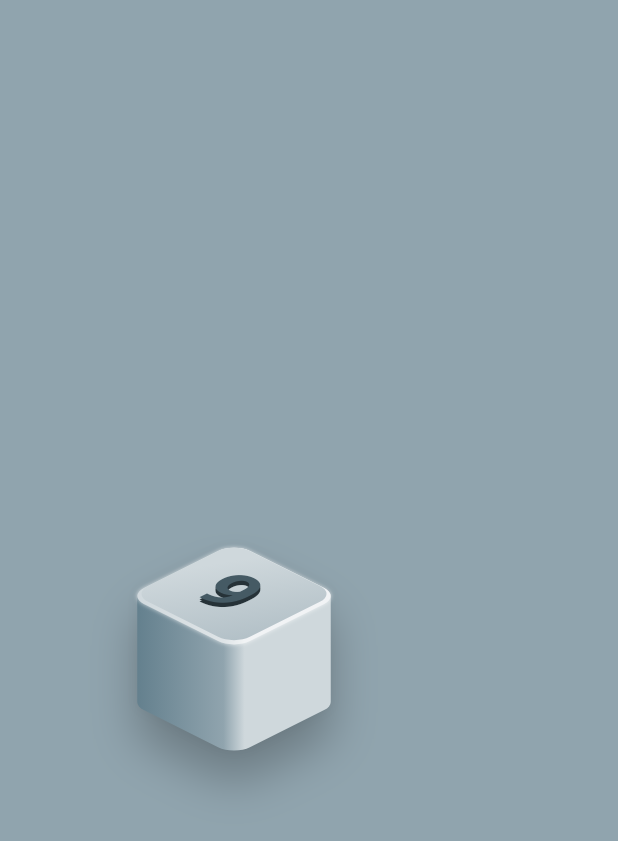
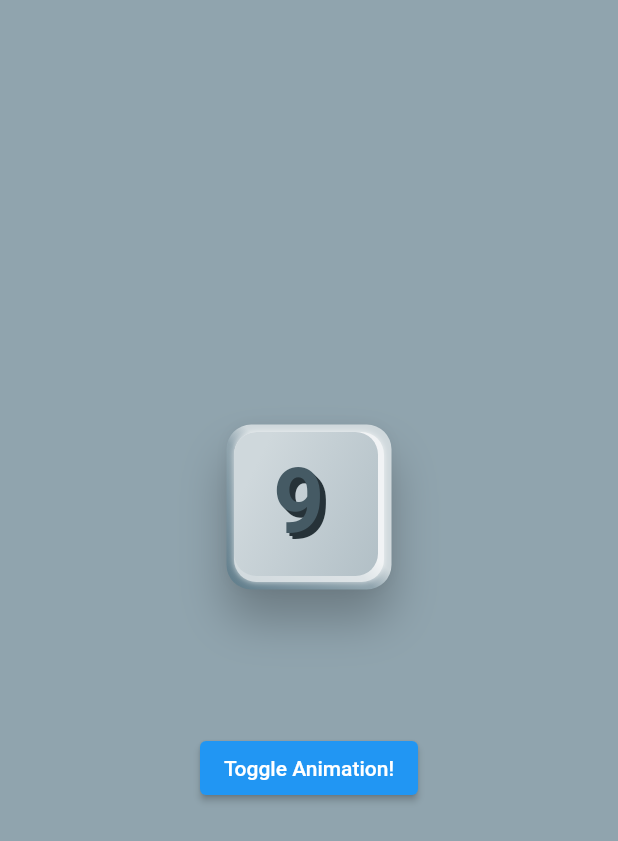
Before and after one commit to Roaa94/flutter_3d_calculator, a Flutter app: the screen it shows after launch, on a phone screen of 412 x 824 dp. Shown: the top 841 px of the screen. Run offline on Flutter 3.47's test engine with Material 2 defaults, Android fonts, the phone set to English and light mode, and no system bars.

Commit message:
chore: adds animations

```diff
--- a/lib/calculator.dart
+++ b/lib/calculator.dart
@@ -1,3 +1,4 @@
+import 'package:calculator_3d/constants.dart';
 import 'package:calculator_3d/key_body_painter.dart';
 import 'package:calculator_3d/key_face_painter.dart';
 import 'package:flutter/material.dart';
@@ -35,16 +36,31 @@ class _CalculatorState extends State<Calculator>
       children: [
         Center(
           child: SizedBox(
-            width: 100,
-            height: 100,
+            width: Constants.keySize.width,
+            height: Constants.keySize.height,
             child: CustomPaint(
               foregroundPainter: KeyFacePainter(
                 '9',
                 animation: _animationController,
+                keySize: Constants.keySize,
               ),
-              painter: KeyBodyPainter(),
+              painter: KeyBodyPainter(
+                animation: _animationController,
+                keySize: Constants.keySize,
+              ),
             ),
           ),
+        ),
+        const SizedBox(height: 100),
+        ElevatedButton(
+          onPressed: () {
+            if (_animationController.isCompleted) {
+              _animationController.reverse();
+            } else {
+              _animationController.forward();
+            }
+          },
+          child: const Text('Toggle Animation!'),
         ),
       ],
     );
--- a/lib/constants.dart
+++ b/lib/constants.dart
@@ -1,3 +1,6 @@
+import 'package:flutter/material.dart';
+
 class Constants {
   static const double keyBorderRadius = 15;
+  static const Size keySize = Size(100, 100);
 }
--- a/lib/key_body_painter.dart
+++ b/lib/key_body_painter.dart
@@ -5,12 +5,46 @@ import 'package:calculator_3d/constants.dart';
 import 'package:flutter/material.dart';
 
 class KeyBodyPainter extends CustomPainter {
+  KeyBodyPainter({
+    required this.keySize,
+    required this.animation,
+  }) : super(repaint: animation) {
+    angleAnimation = Tween<double>(begin: 0, end: 45).animate(
+      CurvedAnimation(parent: animation, curve: Curves.easeInOut),
+    );
+    distanceAnimation = Tween<double>(begin: 0, end: 100).animate(
+      CurvedAnimation(parent: animation, curve: Curves.easeInOut),
+    );
+    const double scaleDifference = 0.05;
+    scaleAnimation = Tween<Offset>(
+      begin: const Offset(1 + scaleDifference * 2, 1 + scaleDifference * 2),
+      end: const Offset(1, 0.5),
+    ).animate(
+      CurvedAnimation(parent: animation, curve: Curves.easeInOut),
+    );
+    translateAnimation = Tween<Offset>(
+      begin: Offset(
+          -keySize.width * scaleDifference, -keySize.width * scaleDifference),
+      end: const Offset(0, 0),
+    ).animate(
+      CurvedAnimation(parent: animation, curve: Curves.easeInOut),
+    );
+  }
+
+  final Size keySize;
+  final Animation<double> animation;
+
+  late Animation<double> angleAnimation;
+  late Animation<Offset> scaleAnimation;
+  late Animation<double> distanceAnimation;
+  late Animation<Offset> translateAnimation;
+
   @override
   void paint(Canvas canvas, Size size) {
     final paint = Paint()
       ..shader = ui.Gradient.linear(
-        Offset(0, size.height),
-        Offset(size.width, 0),
+        Offset(0, keySize.height),
+        Offset(keySize.width, 0),
         [
           Colors.blueGrey.shade500,
           Colors.blueGrey.shade300,
@@ -22,15 +56,15 @@ class KeyBodyPainter extends CustomPainter {
     double borderRadiusOffset =
         (Constants.keyBorderRadius * sqrt(2) - Constants.keyBorderRadius) /
             sqrt(2);
-    double distance = 100;
+    double distance = distanceAnimation.value;
     final path = Path()
       ..addRRect(
         RRect.fromRectAndRadius(
           Rect.fromLTWH(
             0,
             0,
-            size.width,
-            size.height,
+            keySize.width,
+            keySize.height,
           ),
           const Radius.circular(Constants.keyBorderRadius),
         ),
@@ -40,24 +74,25 @@ class KeyBodyPainter extends CustomPainter {
           Rect.fromLTWH(
             distance,
             distance,
-            size.width,
-            size.height,
+            keySize.width,
+            keySize.height,
           ),
           const Radius.circular(Constants.keyBorderRadius),
         ),
       )
-      ..moveTo(size.width - borderRadiusOffset, borderRadiusOffset)
+      ..moveTo(keySize.width - borderRadiusOffset, borderRadiusOffset)
       ..lineTo(
-        size.width + distance - borderRadiusOffset,
+        keySize.width + distance - borderRadiusOffset,
         distance + borderRadiusOffset,
       )
       ..lineTo(
         distance + borderRadiusOffset,
-        size.height + distance - borderRadiusOffset,
+        keySize.height + distance - borderRadiusOffset,
       )
-      ..lineTo(borderRadiusOffset, size.height - borderRadiusOffset);
-    canvas.scale(1, 0.5);
-    canvas.rotate(45 * pi / 180);
+      ..lineTo(borderRadiusOffset, keySize.height - borderRadiusOffset);
+    canvas.translate(translateAnimation.value.dx, translateAnimation.value.dy);
+    canvas.scale(scaleAnimation.value.dx, scaleAnimation.value.dy);
+    canvas.rotate(angleAnimation.value * pi / 180);
     canvas.drawShadow(path, Colors.black, 10, false);
     canvas.drawPath(
       path,
--- a/lib/key_face_painter.dart
+++ b/lib/key_face_painter.dart
@@ -8,17 +8,29 @@ class KeyFacePainter extends CustomPainter {
   KeyFacePainter(
     this.value, {
     required this.animation,
-  }) : super(repaint: animation);
+    required this.keySize,
+  }) : super(repaint: animation) {
+    angleAnimation = Tween<double>(begin: 0, end: 45).animate(
+      CurvedAnimation(parent: animation, curve: Curves.easeInOut),
+    );
+    scaleAnimation = Tween<double>(begin: 1, end: 0.5).animate(
+      CurvedAnimation(parent: animation, curve: Curves.easeInOut),
+    );
+  }
 
   final Animation<double> animation;
   final String value;
+  final Size keySize;
+
+  late Animation<double> angleAnimation;
+  late Animation<double> scaleAnimation;
 
   @override
   void paint(Canvas canvas, Size size) {
     final keyFacePaint = Paint()
       ..shader = ui.Gradient.linear(
-        Offset(0, size.height / 2),
-        Offset(size.width, size.height),
+        Offset(0, keySize.height / 2),
+        Offset(keySize.width, keySize.height),
         [
           Colors.blueGrey.shade100,
           Colors.blueGrey.shade200,
@@ -33,8 +45,8 @@ class KeyFacePainter extends CustomPainter {
           Rect.fromLTWH(
             0,
             0,
-            size.width - 4,
-            size.height - 4,
+            keySize.width - 4,
+            keySize.height - 4,
           ),
           const Radius.circular(Constants.keyBorderRadius),
         ),
@@ -45,14 +57,14 @@ class KeyFacePainter extends CustomPainter {
           Rect.fromLTWH(
             0,
             0,
-            size.width,
-            size.height,
+            keySize.width,
+            keySize.height,
           ),
           const Radius.circular(Constants.keyBorderRadius),
         ),
       );
-    canvas.scale(1, 0.5);
-    canvas.rotate(45 * pi / 180);
+    canvas.scale(1, scaleAnimation.value);
+    canvas.rotate(angleAnimation.value * pi / 180);
     canvas.drawPath(
       keyFaceShadowPath,
       keyFaceShadowPaint,
@@ -61,7 +73,7 @@ class KeyFacePainter extends CustomPainter {
       keyFacePath,
       keyFacePaint,
     );
-    final fontSize = size.width * 0.6;
+    final fontSize = keySize.width * 0.6;
     final textStyle = TextStyle(
       color: Colors.blueGrey.shade700,
       fontSize: fontSize,
@@ -92,10 +104,10 @@ class KeyFacePainter extends CustomPainter {
     );
     textPainter.layout(
       minWidth: 0,
-      maxWidth: size.width,
+      maxWidth: keySize.width,
     );
-    final xCenter = size.width / 2 - fontSize * 0.4;
-    final yCenter = size.height / 2 - fontSize * 0.65;
+    final xCenter = keySize.width / 2 - fontSize * 0.4;
+    final yCenter = keySize.height / 2 - fontSize * 0.65;
     final offset = Offset(xCenter, yCenter);
     textPainter.paint(canvas, offset);
   }
```
